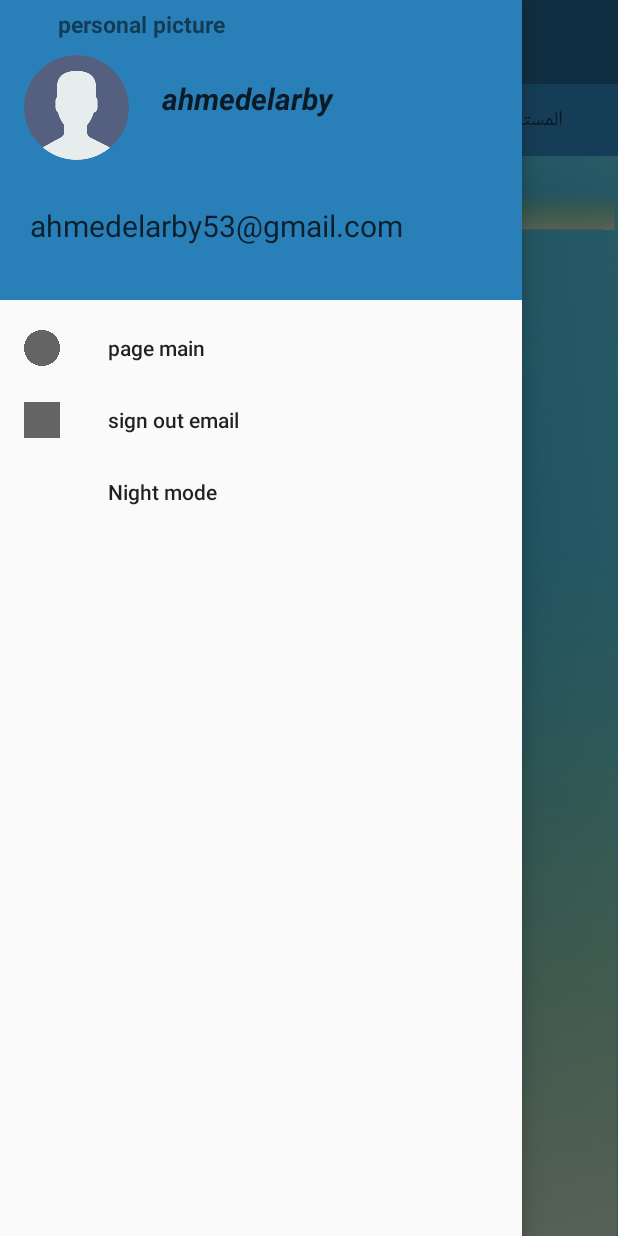
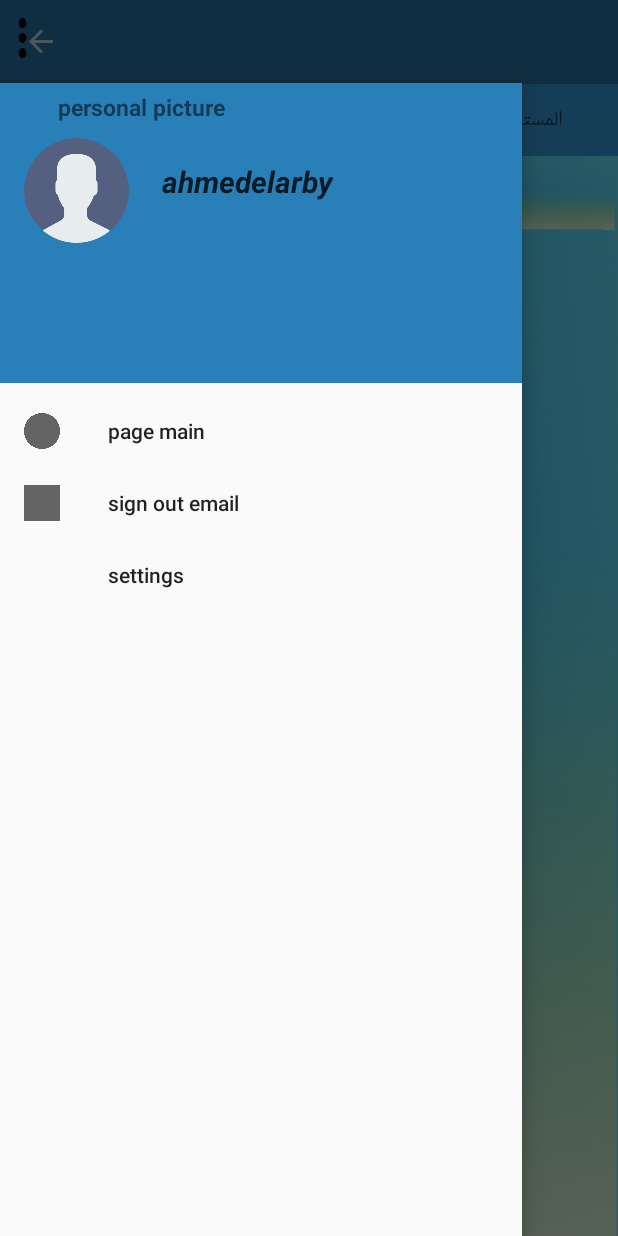
Before and after one commit to ahmedelarby/ahmed, an Android app: the screen it shows after launch once a user with an empty profile is signed in (MainActivity), with the side drawer open, on a phone screen of 412 x 824 dp. Run offline under Robolectric (Android 15) with nearby library versions, the phone set to English and light mode, and no system bars; our stand-ins replace CircleImageView, Firebase (no records; nobody signed in at launch, a user with empty details on screens opened directly); libraries missing offline, so code that uses them is left out: es.dmoral.toasty.

Commit message:
changes some method and add code Features new

```diff
--- a/app/src/main/AndroidManifest.xml
+++ b/app/src/main/AndroidManifest.xml
@@ -6,7 +6,6 @@
     <uses-permission android:name="android.permission.ACCESS_WIFI_STATE" />
     <uses-permission android:name="android.permission.INTERNET" />
     <uses-permission android:name="android.permission.CHANGE_WIFI_STATE" />
-
     <uses-permission android:name="android.permission.READ_PHONE_STATE" />
 
     <application
@@ -16,7 +15,10 @@
         android:roundIcon="@mipmap/ic_launcher_round"
         android:supportsRtl="true"
         android:theme="@style/AppTheme">
-        <activity android:name=".Sign_Up" android:theme="@style/Theme.AppCompat.Light.NoActionBar"></activity>
+        <activity android:name=".Settings"></activity>
+        <activity
+            android:name=".Sign_Up"
+            android:theme="@style/Theme.AppCompat.Light.NoActionBar" />
         <activity
             android:name=".login"
             android:theme="@style/Theme.AppCompat.Light.NoActionBar" />
--- a/app/src/main/java/com/example/myapplicationlast/MainActivity.java
+++ b/app/src/main/java/com/example/myapplicationlast/MainActivity.java
@@ -1,10 +1,13 @@
 package com.example.myapplicationlast;
 
 
+import android.app.Activity;
 import android.content.Intent;
+import android.net.Uri;
 import android.os.Bundle;
 import android.view.MenuItem;
 import android.view.View;
+import android.widget.ImageView;
 import android.widget.TextView;
 
 import androidx.annotation.NonNull;
@@ -37,7 +40,7 @@ public class MainActivity extends AppCompatActivity implements NavigationView.On
     TabItem first ,scand,thred;
     pageAdapter adapter;
     TextView name;
-    TextView Email;
+    ImageView imageView;
     FirebaseAuth auth  =FirebaseAuth. getInstance();
     FirebaseFirestore db = FirebaseFirestore.getInstance();
 
@@ -48,6 +51,8 @@ public class MainActivity extends AppCompatActivity implements NavigationView.On
         setContentView(R.layout.activity_main);
         Toolbar toolbar = findViewById(R.id.toolbar);
         setSupportActionBar(toolbar);
+
+        setTitle(" ");
         pager = findViewById(R.id.viewpager1);
         layout = findViewById(R.id.tablayout);
         first = findViewById(R.id.firstitem);
@@ -61,7 +66,8 @@ public class MainActivity extends AppCompatActivity implements NavigationView.On
         View headerLayout = navigationView.getHeaderView(0);
       //add textview heder
          name=headerLayout.findViewById(R.id.textViewname);
-        Email=headerLayout.findViewById(R.id.textviewEmail);
+         imageView= headerLayout.findViewById(R.id.post);
+
         toggle = new ActionBarDrawerToggle(this,drawerLayout,toolbar,R.string.open,R.string.off);
         drawerLayout.addDrawerListener(toggle);
         toggle.setDrawerIndicatorEnabled(true);
@@ -89,8 +95,47 @@ public class MainActivity extends AppCompatActivity implements NavigationView.On
             }
         });
 pager.addOnPageChangeListener(new TabLayout.TabLayoutOnPageChangeListener(layout));
+
+
+imageView.setOnClickListener(new View.OnClickListener() {
+    @Override
+    public void onClick(View v) {
+        Intent image_porfile = new Intent(Intent.ACTION_GET_CONTENT);
+        image_porfile.setType("image/*");
+
+        startActivityForResult(Intent.createChooser(image_porfile,"اختر مكان الصوره "), 123);
+
+
+
+
+
+    }
+});
+
+
+
+
+
+
+
+
+
     }
 
+    @Override
+    protected void onActivityResult(int requestCode, int resultCode, @Nullable Intent data) {
+        super.onActivityResult(requestCode, resultCode, data);
+
+        if (requestCode==123 && resultCode == Activity.RESULT_OK && data!=null && data.getData()!=null){
+
+            imageView.setImageURI(data.getData());
+            Uri image = data.getData();
+          //  int meda = MediaStore.Images.Media.getBitmap(getContentResolver(),image);
+
+
+        }
+
+    }
 
     @Override
     public boolean onNavigationItemSelected(@NonNull MenuItem menuItem) {
@@ -105,9 +150,10 @@ pager.addOnPageChangeListener(new TabLayout.TabLayoutOnPageChangeListener(layout
 
             startActivity(out);
             finish();
-        }else if (menuItem.getItemId()==R.id.Night_mode){
+        }else if (menuItem.getItemId()==R.id.settings){
 
-            drawerLayout.setBackgroundResource(R.drawable.back_nith);
+        Intent settings = new Intent(getApplicationContext(),Settings.class);
+        startActivity(settings);
 
 
         }
@@ -137,8 +183,7 @@ pager.addOnPageChangeListener(new TabLayout.TabLayoutOnPageChangeListener(layout
                     String  get_Name = documentSnapshot.getString("name");
 
                       name.setText(get_Name);
-                    String  get_Email = documentSnapshot.getString("Email");
-                            Email.setText(get_Email);
+
                 }
 
 
--- a/app/src/main/java/com/example/myapplicationlast/Sign_Up.java
+++ b/app/src/main/java/com/example/myapplicationlast/Sign_Up.java
@@ -449,7 +449,6 @@ Cancel_problem_signup.setOnClickListener(new View.OnClickListener() {
                     user.put("gender",gender);
                     user.put("ssid",ssid);
 
-                    Toast.makeText(Sign_Up.this, "123", Toast.LENGTH_SHORT).show();
                     user.put("ipAddress",ipAddress);
                     user.put("IMEI",IMEINumber);
 
--- a/app/src/main/java/com/example/myapplicationlast/login.java
+++ b/app/src/main/java/com/example/myapplicationlast/login.java
@@ -184,6 +184,7 @@ ProgressBar progressBar;
                 Regster.startAnimation(animFadeIn);
             Intent Reg = new Intent(login.this,Sign_Up.class);
             startActivity(Reg);
+            finish();
 
          overridePendingTransition(R.anim.fade_in, R.anim.fade_out);
             }
@@ -401,16 +402,21 @@ if (premchion== PackageManager.PERMISSION_GRANTED){
     protected void onStart() {
         super.onStart();
 
+       if (user!=null){
+           if (user.isEmailVerified()){
+               Intent login= new Intent(this,MainActivity.class);
+               startActivity(login);
+                finish();
 
-        if (user != null) {
-            Intent login = new Intent(com.example.myapplicationlast.login.this,MainActivity.class);
-            startActivity(login);
-            finish();
-            // User is signed in
-        } else {
+           }else {
+              // Toast.makeText(this, "غير مسموح لك بلدخول حتي تفعل الاميل", Toast.LENGTH_SHORT).show();
+           }
 
-            // No user is signed in
-        }
+
+
+
+
+       }
 
 
 
--- /dev/null
+++ b/app/src/main/res/drawable/ic_menu_achion.xml
@@ -0,0 +1,9 @@
+<vector xmlns:android="http://schemas.android.com/apk/res/android"
+        android:width="24dp"
+        android:height="24dp"
+        android:viewportWidth="24.0"
+        android:viewportHeight="24.0">
+    <path
+        android:fillColor="#FF000000"
+        android:pathData="M12,8c1.1,0 2,-0.9 2,-2s-0.9,-2 -2,-2 -2,0.9 -2,2 0.9,2 2,2zM12,10c-1.1,0 -2,0.9 -2,2s0.9,2 2,2 2,-0.9 2,-2 -0.9,-2 -2,-2zM12,16c-1.1,0 -2,0.9 -2,2s0.9,2 2,2 2,-0.9 2,-2 -0.9,-2 -2,-2z"/>
+</vector>
--- a/app/src/main/res/layout/activity_main.xml
+++ b/app/src/main/res/layout/activity_main.xml
@@ -17,6 +17,7 @@
     <com.google.android.material.navigation.NavigationView
         android:layout_width="match_parent"
         android:layout_height="match_parent"
+        android:layout_marginTop="55dp"
         android:id="@+id/navigationv123"
         app:menu="@menu/item"
 
--- a/app/src/main/res/layout/activity_sign__up.xml
+++ b/app/src/main/res/layout/activity_sign__up.xml
@@ -134,7 +134,8 @@
         android:id="@+id/spinner"
         android:layout_width="300dp"
         android:layout_height="40dp"
-
+        android:backgroundTint="@color/cardview_shadow_end_color"
+       app:arrowTint="@color/Blake"
         android:layout_marginTop="20dp"
         app:layout_constraintEnd_toEndOf="parent"
         app:layout_constraintHorizontal_bias="0.491"
--- a/app/src/main/res/layout/contint_main.xml
+++ b/app/src/main/res/layout/contint_main.xml
@@ -15,7 +15,17 @@
         app:layout_constraintStart_toStartOf="parent"
         app:layout_constraintTop_toTopOf="parent"
         tools:ignore="MissingConstraints"
+
         android:theme="@style/ThemeOverlay.AppCompat.Dark"/>
+
+    <TextView
+        android:layout_marginTop="5dp"
+        android:layout_width="30dp"
+        android:layout_height="40dp"
+
+       app:layout_constraintLeft_toLeftOf="parent"
+        android:background="@drawable/ic_menu_achion"
+        app:layout_constraintTop_toTopOf="parent" />
 
     <com.google.android.material.tabs.TabLayout
         android:id="@+id/tablayout"
--- a/app/src/main/res/layout/nav_header.xml
+++ b/app/src/main/res/layout/nav_header.xml
@@ -5,7 +5,8 @@
     android:layout_width="match_parent"
     android:layout_height="200dp"
     android:background="#2980B9"
-    android:orientation="vertical">
+    android:orientation="vertical"
+    >
 <TextView
     android:layout_marginTop="5dp"
     android:textSize="15sp"
@@ -47,20 +48,5 @@
         app:layout_constraintTop_toTopOf="parent"
         tools:ignore="MissingConstraints" />
 
-    <TextView
 
-        android:id="@+id/textviewEmail"
-        android:layout_width="wrap_content"
-        android:layout_height="wrap_content"
-        android:layout_marginBottom="36dp"
-        android:text="ahmedelarby53@gmail.com"
-        android:textColor="#D006080C"
-        android:textSize="20sp"
-        app:layout_constraintBottom_toBottomOf="parent"
-        app:layout_constraintEnd_toEndOf="parent"
-        app:layout_constraintHorizontal_bias="0.2"
-        app:layout_constraintStart_toStartOf="parent"
-        app:layout_constraintTop_toBottomOf="@+id/post"
-        app:layout_constraintVertical_bias="1.0"
-        tools:ignore="MissingConstraints" />
 </androidx.constraintlayout.widget.ConstraintLayout>
--- a/app/src/main/res/menu/item.xml
+++ b/app/src/main/res/menu/item.xml
@@ -13,7 +13,7 @@
         android:title="@string/sign_out1" />
     <item
 
-        android:id="@+id/Night_mode"
-        android:title="Night mode" ></item>
+        android:id="@+id/settings"
+        android:title="settings" ></item>
 
 </menu>
```
Also changed, not shown: app/src/main/java/com/example/myapplicationlast/BlankFragment3.java (+4 -6 lines), app/src/main/java/com/example/myapplicationlast/Settings.java (added, +109 -0 lines), app/src/main/res/layout/activity_settings.xml (added, +45 -0 lines), app/src/main/res/layout/dilog_email_update.xml (added, +35 -0 lines).
